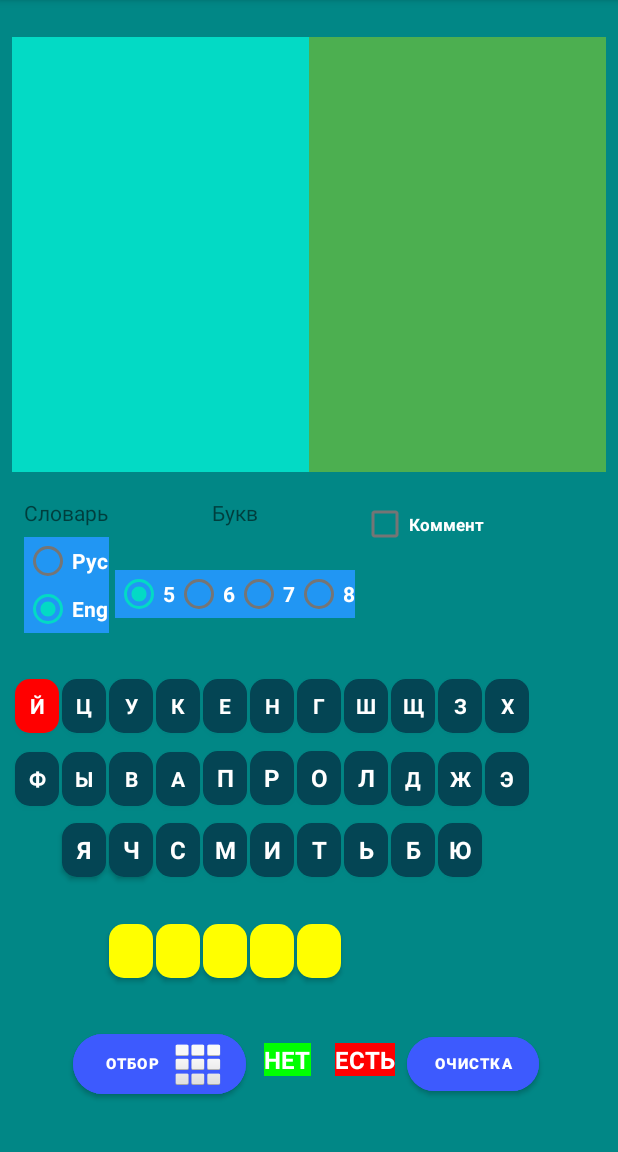
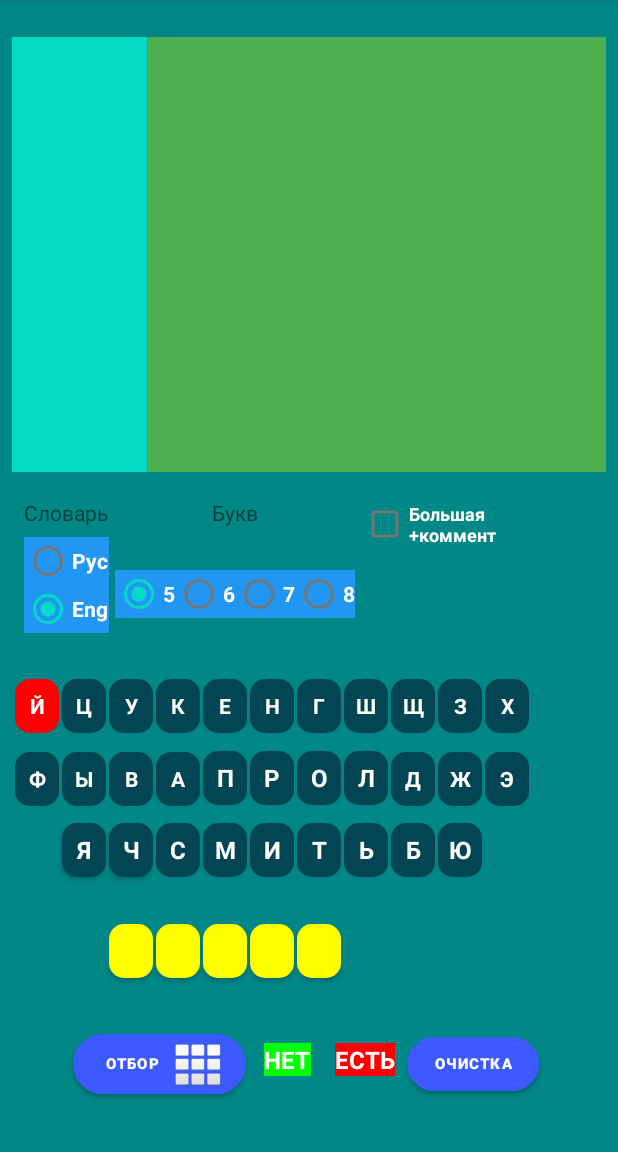
Before and after one commit to AnatolySAV/Wordly_Help, an Android app: the screen it shows after launch (MainActivity), after a tap on "ОТБОР", on a phone screen of 412 x 824 dp, the part 84-1236 px from its top. Run offline under Robolectric (Android 15) with nearby library versions, the phone set to English and light mode, and no system bars; network calls fail; Roboto replaces fonts that are not available here; 3 statements that could not run were skipped; 3 other taps on this screen came first.

Commit message:
После ревью

```diff
--- a/app/src/main/java/com/example/wordly_help/DatabaseHelper.java
+++ b/app/src/main/java/com/example/wordly_help/DatabaseHelper.java
@@ -13,7 +13,7 @@ import java.io.OutputStream;
 public class DatabaseHelper extends SQLiteOpenHelper {
     private static String DB_NAME = "new.db";
     private static String DB_PATH = "";
-    private static final int DB_VERSION = 1;
+    private static final int DB_VERSION = 2;
 
     private SQLiteDatabase mDataBase;
     private final Context mContext;
--- a/app/src/main/java/com/example/wordly_help/MainActivity.kt
+++ b/app/src/main/java/com/example/wordly_help/MainActivity.kt
@@ -11,8 +11,10 @@ import android.widget.*
 import androidx.appcompat.app.AppCompatActivity
 import androidx.appcompat.content.res.AppCompatResources
 import androidx.appcompat.widget.AppCompatToggleButton
+import androidx.core.view.isVisible
 import com.example.wordly_help.R.drawable.text_style_no
 import java.io.IOException
+import kotlin.math.min
 
 public var ed_slovo = arrayOfNulls<Button>(8)
 public var bt = arrayOfNulls<Button>(31)
@@ -28,6 +30,10 @@ var btn_select: Button? = null
 var  tx_vsego : TextView? = null
 var txt_select1: TextView? = null
 var txt_select2: TextView? = null
+var rg_lang: RadioGroup? = null
+var rbt_ru: RadioButton? = null
+var rbt_en: RadioButton? = null
+
 public val Bukv_qwerty_Rus1 = arrayOf("й","ц","у","к","е","н","г", "ш", "щ", "з", "х")
 public val Bukv_qwerty_Rus2 = arrayOf("ф", "ы","в","а","п","р","о","л", "д", "ж", "э")
 public val Bukv_qwerty_Rus3 = arrayOf("я", "ч","с","м","и","т", "ь", "б", "ю")
@@ -70,6 +76,9 @@ class MainActivity : AppCompatActivity() {
         tx_vsego = findViewById<TextView>(R.id.tx_vsego) as TextView
         txt_select2 = findViewById<View>(R.id.txt_select2) as TextView
         btn_select = findViewById<View>(R.id.btn_select) as Button
+        rg_lang = findViewById<View>(R.id.rg_lang) as RadioGroup
+        rbt_ru = findViewById<View>(R.id.rbt_ru) as RadioButton
+        rbt_en = findViewById<View>(R.id.rbt_en) as RadioButton
 
         bt[0] = findViewById(R.id.bt_01_01) as Button // буквы
         bt[1] = findViewById(R.id.bt_01_02) as Button // буквы
@@ -127,9 +136,15 @@ class MainActivity : AppCompatActivity() {
         var product1 = ""
         var product2 = ""
         var Counter = 0
+        var SQL_str = ""
 
+        if (Sost_Comm != true) {
+            SQL_str += ("SELECT *  FROM EngRusPereseh ")
+        }
+        else {
+            SQL_str += ("SELECT *  FROM rus_full ")
+        }
 
-        var SQL_str = "SELECT *  FROM EngRusPereseh "
         if (Lang=="Рус") {
             SQL_str += "WHERE length(rus)=="
         }
@@ -202,10 +217,17 @@ class MainActivity : AppCompatActivity() {
         val cursor = mDb?.rawQuery(SQL_str , null)
             cursor?.moveToFirst()
             while ((cursor?.isAfterLast == false) and (Counter<=12)){
-                if (Lang=="Рус") {
-                    product1 = product1 + cursor?.getString(2) + "\n"
-                    product2 = product2 + cursor?.getString(1) + "\n"
-                }
+                if (Lang=="Рус")
+                    if (Sost_Comm!=true) {
+                        product1 = product1 + cursor?.getString(2) + "\n"
+                        product2 = product2 + cursor?.getString(1) + "\n"
+                    }
+                    else {
+                        val len_subs = min(30,cursor?.getString(1).toString().length)
+                        val Str_sub = (cursor?.getString(1))!!.substring(1,len_subs)+"\n"
+                        product1 = product1 + cursor?.getString(0) + "\n"
+                        product2 = product2 + Str_sub
+                    }
                 else {
                     product1 = product1 + cursor?.getString(1) + "\n"
                     product2 = product2 + cursor?.getString(2) + "\n"
@@ -265,6 +287,8 @@ class MainActivity : AppCompatActivity() {
     }
     fun Click_Comment(view: View) {
         Sost_Comm = (view as CheckBox).isChecked
+        if (Sost_Comm == true)  rg_lang!!.isVisible  = false
+        else rg_lang!!.isVisible  = true
 
     }
     fun Click_Clear(view: View) {
--- a/app/src/main/java/com/example/wordly_help/Obrabotka.kt
+++ b/app/src/main/java/com/example/wordly_help/Obrabotka.kt
@@ -10,6 +10,14 @@ import androidx.core.view.isVisible
 
 @SuppressLint("ResourceAsColor")
 fun Zap_Bukv() {
+    if (Sost_Comm == true) {
+        rg_lang!!.isVisible  = false
+        Lang == "Рус"
+    }
+    else {
+        rg_lang!!.isVisible  = true
+    }
+
     //
     // test1
     txt_select1!!.text = ""
--- a/app/src/main/res/layout/activity_main.xml
+++ b/app/src/main/res/layout/activity_main.xml
@@ -25,7 +25,7 @@
 
         <TextView
             android:id="@+id/txt_select1"
-            android:layout_width="match_parent"
+            android:layout_width="180dp"
             android:layout_height="match_parent"
             android:layout_weight="1"
             android:background="@color/teal_200"
@@ -89,7 +89,6 @@
 
                 <RadioButton
                     android:id="@+id/rbt_ru"
-                    android:layout_width="wrap_content"
                     android:layout_height="wrap_content"
                     android:layout_weight="1"
                     android:checked="true"
@@ -219,11 +218,11 @@
                 android:checked="false"
                 android:minHeight="60sp"
                 android:onClick="Click_Comment"
-                android:text="Коммент"
+                android:text="Большая\n+коммент"
                 android:textAlignment="viewStart"
                 android:textColor="@color/white"
                 android:textColorHint="@color/white"
-                android:textSize="11sp"
+                android:textSize="12sp"
                 android:textStyle="bold"
                 tools:ignore="TouchTargetSizeCheck" />
 
@@ -1160,6 +1159,7 @@
             android:drawableRight="@android:drawable/ic_dialog_dialer"
             android:onClick="Click_Select"
             android:text="Отбор"
+            android:textColor="@color/white"
             android:textSize="10sp"
             android:textStyle="bold"
             app:cornerRadius="20dp"
@@ -1196,6 +1196,7 @@
             android:backgroundTint="#3D5AFE"
             android:onClick="Click_Clear"
             android:text="Очистка"
+            android:textColor="@color/white"
             android:textSize="10sp"
             android:textStyle="bold"
             app:cornerRadius="20dp"
```
